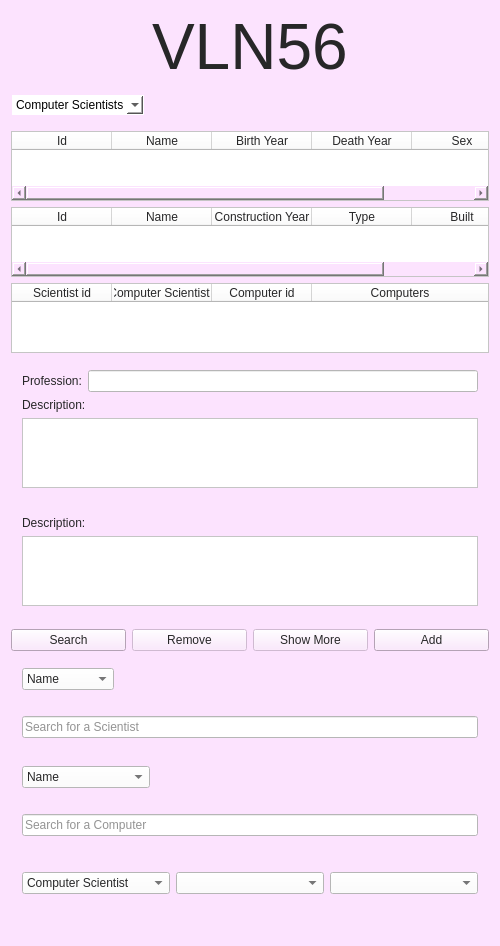
Before: the Qt Designer form mainwindow.ui in HKH515/VLN56, drawn with Qt 5.
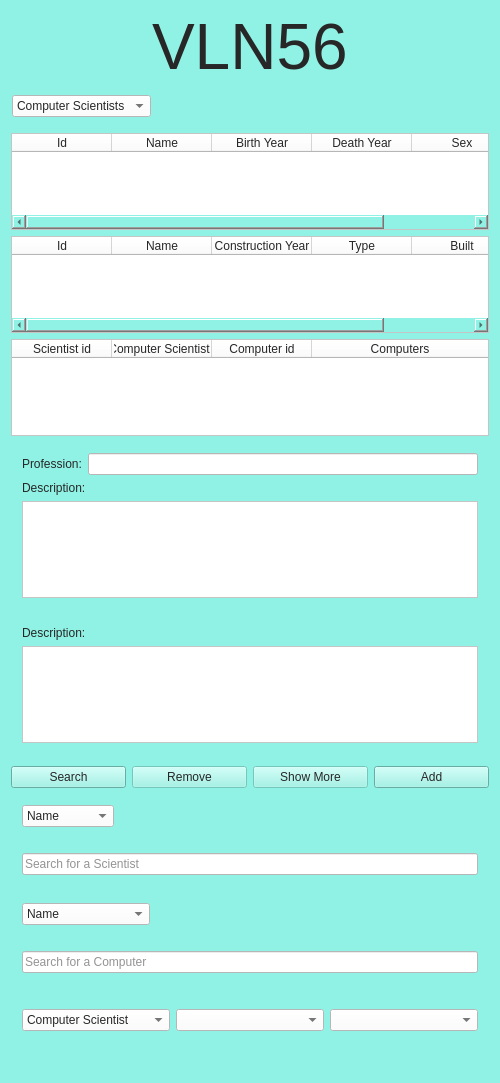
After: the same form once the commit is applied. Icons and pictures are not drawn.

The edit to the form file:
```diff
--- a/mainwindow.ui
+++ b/mainwindow.ui
@@ -10,7 +10,7 @@
     <x>0</x>
     <y>0</y>
     <width>500</width>
-    <height>800</height>
+    <height>1083</height>
    </rect>
   </property>
   <property name="minimumSize">
@@ -33,7 +33,7 @@
     <normaloff>:/icons/images/Alan-Turing.png</normaloff>:/icons/images/Alan-Turing.png</iconset>
   </property>
   <property name="styleSheet">
-   <string notr="true">background-color: #FCE3FE;
+   <string notr="true">background-color: #90F2E4;
 color: #272728;</string>
   </property>
   <widget class="QWidget" name="centralWidget">
@@ -72,16 +72,8 @@
       <item alignment="Qt::AlignLeft">
        <widget class="QComboBox" name="type_dropdown">
         <property name="styleSheet">
-         <string notr="true">
-QComboBox{ 
-color:#000000;
-background-color:#ffffff;
-    selection-background-color:#D562FB;
-    border-color: rgba(255,255,255,200);
-    border-width: 1px;
-    border-style: solid;
-    padding: 1px 0px 1px 3px;
-}
+         <string notr="true">background-color:#ffffff;
+selection-background-color:#D562FB;
 </string>
         </property>
         <item>
```
Left out of the diff: 2 changed lines with no effect on the pictures.
